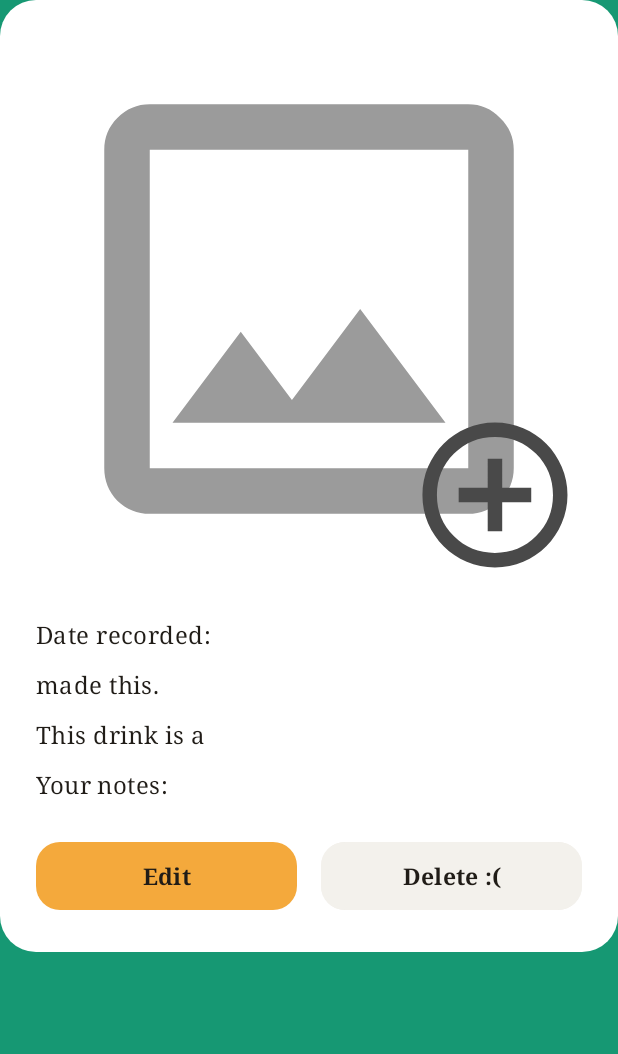
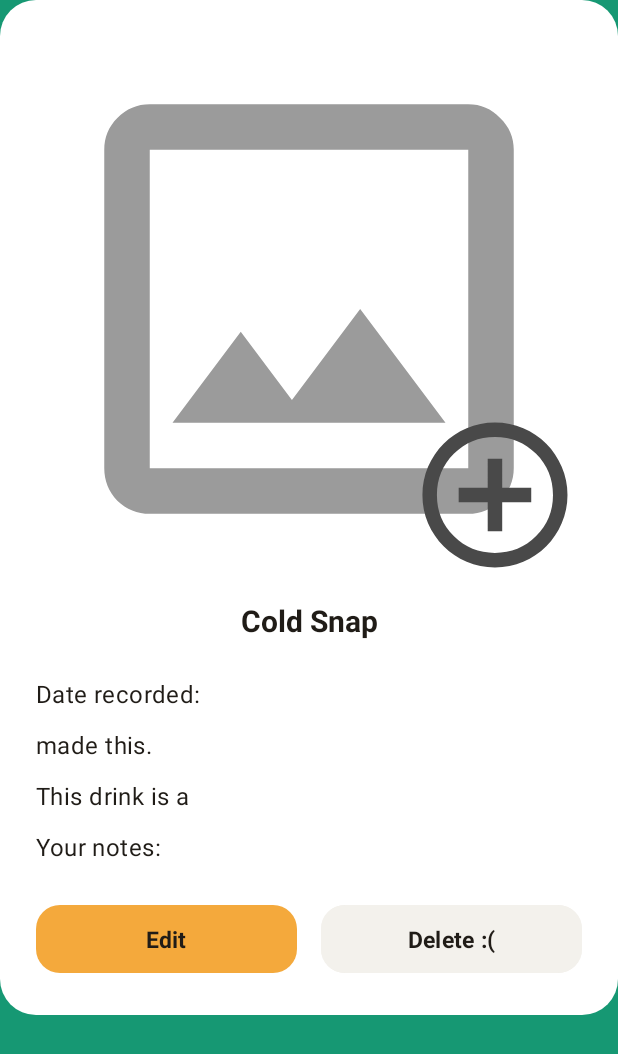
Before and after one commit to efeerhan/AleX, an Android app: the layout viewitem.xml on its own in the app's theme, with its tools: preview values and no code run, on a phone screen of 412 x 824 dp. Shown: the top 1054 px of the screen. Run offline under Robolectric (Android 15) with nearby library versions, the light colour scheme and no system bars.

Commit message:
feat(list): add memorial entry and switch fonts

```diff
--- a/app/src/main/java/com/erhan/alex/ViewItemFragment.kt
+++ b/app/src/main/java/com/erhan/alex/ViewItemFragment.kt
@@ -18,6 +18,7 @@ import java.io.File
 class ViewItemFragment : DialogFragment() {
 
     private lateinit var imageField: ImageView
+    private lateinit var nameField: TextView
     private lateinit var whereField: TextView
     private lateinit var kindField: TextView
     private lateinit var dateField: TextView
@@ -37,6 +38,8 @@ class ViewItemFragment : DialogFragment() {
         imageField.setImageBitmap(BitmapFactory.decodeFile(file.absolutePath))
 
         val name = arguments?.getString("name")
+        nameField = view.findViewById(R.id.nameView)
+        nameField.text = name
 
         whereField = view.findViewById(R.id.whereView)
         val whereText = arguments?.getString("where")+" "+getString(R.string.viewWhereSuffix)
--- a/app/src/main/res/layout/viewitem.xml
+++ b/app/src/main/res/layout/viewitem.xml
@@ -1,6 +1,7 @@
 <?xml version="1.0" encoding="utf-8"?>
 <LinearLayout xmlns:android="http://schemas.android.com/apk/res/android"
     xmlns:app="http://schemas.android.com/apk/res-auto"
+    xmlns:tools="http://schemas.android.com/tools"
     android:layout_width="match_parent"
     android:layout_height="wrap_content"
     android:background="@drawable/dialog_fragment_background"
@@ -24,6 +25,19 @@
             app:layout_constraintTop_toTopOf="parent"
             app:shapeAppearanceOverlay="@style/ShapeAppearance.AleX.Image" />
     </androidx.constraintlayout.widget.ConstraintLayout>
+
+    <!-- Sits tight under the photo so the two read as one unit, with the existing space_xl
+         below separating the pair from the detail lines. -->
+    <TextView
+        android:id="@+id/nameView"
+        android:layout_width="match_parent"
+        android:layout_height="wrap_content"
+        android:layout_marginTop="@dimen/space_md"
+        android:ellipsize="end"
+        android:maxLines="2"
+        android:textAlignment="center"
+        android:textAppearance="@style/TextAppearance.AleX.Title"
+        tools:text="Cold Snap" />
 
     <LinearLayout
         android:layout_width="match_parent"
--- a/app/src/main/res/values/strings.xml
+++ b/app/src/main/res/values/strings.xml
@@ -30,6 +30,11 @@
     <string name="signInFailed">Sign-in failed. Please try again.</string>
     <string name="restoreStarted">Restoring from cloud…</string>
 
+    <!-- Ghost row standing in for the entries lost with the Z Flip. Range is passed in rather
+         than hardcoded so it stays true if the surviving entry count ever changes. -->
+    <string name="memorialTitle">In loving memory</string>
+    <string name="memorialRange">Entries %1$d–%2$d · lost with the Z Flip</string>
+
     <!-- Main-screen backup indicator. Sync used to fail with nothing on screen changing. -->
     <string name="syncSignedOut">⚠ Not backed up — tap the cloud icon to sign in</string>
     <string name="syncUpToDate">✓ Backed up</string>
--- a/app/src/main/res/values/styles.xml
+++ b/app/src/main/res/values/styles.xml
@@ -2,9 +2,7 @@
 <resources xmlns:tools="http://schemas.android.com/tools">
 
     <!-- ============================================================
-         TYPE SCALE  ·  Editorial contrast (per-element mix)
-         Display + Title = serif; Headline = sans; body/buttons/inputs = serif.
-         howMany ("you've logged…") is overridden to sans in main.xml.
+         TYPE SCALE  ·  All sans-serif (Roboto); hierarchy via size + weight.
 
          IMPORTANT: both `fontFamily` (AppCompat, no prefix) AND
          `android:fontFamily` are set. AppCompatTextView reads the
@@ -15,8 +13,8 @@
          ============================================================ -->
 
     <style name="TextAppearance.AleX.Display" parent="TextAppearance.Material3.HeadlineLarge">
-        <item name="fontFamily">serif</item>
-        <item name="android:fontFamily">serif</item>
+        <item name="fontFamily">sans-serif</item>
+        <item name="android:fontFamily">sans-serif</item>
         <item name="android:textFontWeight">600</item>
         <item name="android:textSize">34sp</item>
         <item name="android:letterSpacing">-0.015</item>
@@ -33,23 +31,23 @@
     </style>
 
     <style name="TextAppearance.AleX.Title" parent="TextAppearance.Material3.TitleLarge">
-        <item name="fontFamily">serif</item>
-        <item name="android:fontFamily">serif</item>
+        <item name="fontFamily">sans-serif</item>
+        <item name="android:fontFamily">sans-serif</item>
         <item name="android:textStyle">bold</item>
         <item name="android:textSize">20sp</item>
         <item name="android:textColor">@color/ink</item>
     </style>
 
     <style name="TextAppearance.AleX.BodyLarge" parent="TextAppearance.Material3.BodyLarge">
-        <item name="fontFamily">serif</item>
-        <item name="android:fontFamily">serif</item>
+        <item name="fontFamily">sans-serif</item>
+        <item name="android:fontFamily">sans-serif</item>
         <item name="android:textSize">18sp</item>
         <item name="android:textColor">@color/ink</item>
     </style>
 
     <style name="TextAppearance.AleX.Body" parent="TextAppearance.Material3.BodyMedium">
-        <item name="fontFamily">serif</item>
-        <item name="android:fontFamily">serif</item>
+        <item name="fontFamily">sans-serif</item>
+        <item name="android:fontFamily">sans-serif</item>
         <item name="android:textSize">16sp</item>
         <item name="android:textColor">@color/ink</item>
     </style>
@@ -63,8 +61,8 @@
     </style>
 
     <style name="TextAppearance.AleX.Caption" parent="TextAppearance.Material3.BodySmall">
-        <item name="fontFamily">serif</item>
-        <item name="android:fontFamily">serif</item>
+        <item name="fontFamily">sans-serif</item>
+        <item name="android:fontFamily">sans-serif</item>
         <item name="android:textSize">13sp</item>
         <item name="android:textColor">@color/ink_muted</item>
     </style>
@@ -78,8 +76,8 @@
          both inherited from the theme so we only tune shape + typography. -->
     <style name="Widget.AleX.Button" parent="Widget.Material3.Button">
         <item name="cornerRadius">@dimen/radius_md</item>
-        <item name="fontFamily">serif</item>
-        <item name="android:fontFamily">serif</item>
+        <item name="fontFamily">sans-serif</item>
+        <item name="android:fontFamily">sans-serif</item>
         <item name="android:textStyle">bold</item>
         <item name="android:textSize">15sp</item>
         <item name="android:textAllCaps">false</item>
@@ -100,8 +98,8 @@
          ============================================================ -->
 
     <style name="Widget.AleX.EditText" parent="Widget.AppCompat.EditText">
-        <item name="fontFamily">serif</item>
-        <item name="android:fontFamily">serif</item>
+        <item name="fontFamily">sans-serif</item>
+        <item name="android:fontFamily">sans-serif</item>
         <item name="android:textSize">16sp</item>
         <item name="android:textColor">@color/ink</item>
         <item name="android:textColorHint">@color/ink_muted</item>
```
Also changed, not shown: app/src/main/java/com/erhan/alex/Adapter.kt (+77 -16 lines), app/src/main/res/drawable/card_memorial.xml (added, +15 -0 lines), app/src/main/res/layout/item_memorial.xml (added, +36 -0 lines).
